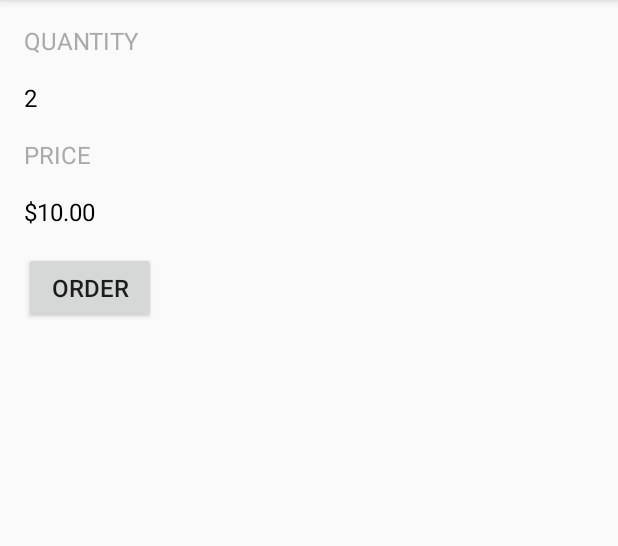
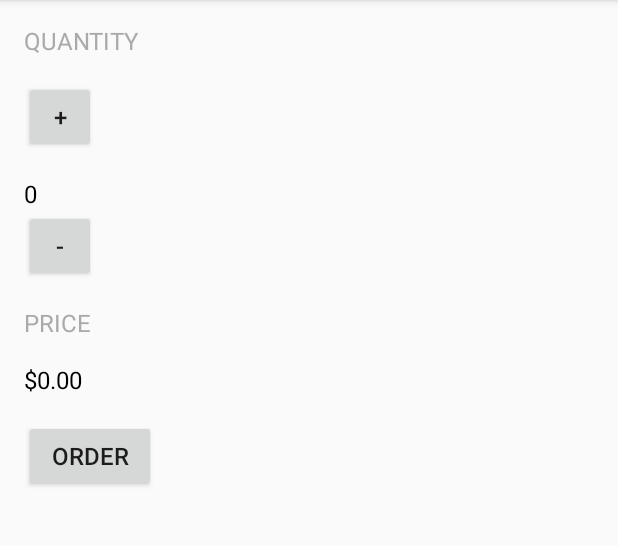
Before and after one commit to nayantiwariofficial/Android-Basics, an Android app: the screen it shows after launch (MainActivity), after a tap on "ORDER", on a phone screen of 412 x 824 dp, the part 84-630 px from its top. Run offline under Robolectric (Android 15) with nearby library versions, the phone set to English and light mode, and no system bars.

Commit message:
Updated code Udacity Just Java 2
Updated code Udacity Just Java 2

```diff
--- a/JustJava2/app/src/main/java/com/example/nayantiwari/justjava2/MainActivity.java
+++ b/JustJava2/app/src/main/java/com/example/nayantiwari/justjava2/MainActivity.java
@@ -1,6 +1,8 @@
 package com.example.nayantiwari.justjava2;
 
 import android.os.Bundle;
+import android.os.Message;
+import android.support.v4.app.NotificationCompat;
 import android.support.v7.app.AppCompatActivity;
 import android.view.View;
 import android.widget.TextView;
@@ -11,8 +13,7 @@ import java.text.NumberFormat;
  * This app displays an order form to order coffee.
  */
 public class MainActivity extends AppCompatActivity {
-    int a = 0;
-
+    int numberOfCoffees = 0;
     @Override
     protected void onCreate(Bundle savedInstanceState) {
         super.onCreate(savedInstanceState);
@@ -22,10 +23,26 @@ public class MainActivity extends AppCompatActivity {
     /**
      * This method is called when the order button is clicked.
      */
-    public void submitOrder(View view) {
-        display(2);
-        displayPrice(2*5);
+    public void submitOrders(View view) {
+        display(numberOfCoffees);
+        displayPrice( numberOfCoffees * 5);
+        numberOfCoffees = 0;
     }
+
+    public void addNumberOfCoffees(View view){
+        numberOfCoffees++;
+        display(numberOfCoffees);
+    }
+    public void removeNumberOfCoffees(View view){
+        if(numberOfCoffees > 0) {
+            numberOfCoffees--;
+            display(numberOfCoffees);
+        }
+        else{
+            numberOfCoffees = 0;
+        }
+    }
+
 
     /**
      * This method displays the given quantity value on the screen.
--- a/JustJava2/app/src/main/res/layout/activity_main.xml
+++ b/JustJava2/app/src/main/res/layout/activity_main.xml
@@ -17,6 +17,16 @@
         android:textColor="@android:color/darker_gray"
         android:textSize="16sp" />
 
+    <Button
+        android:id="@+id/button1"
+        android:layout_width="48dp"
+        android:layout_height="48dp"
+        android:layout_marginStart="16dp"
+        android:layout_marginTop="16dp"
+        android:onClick="addNumberOfCoffees"
+        android:text="@string/plus"
+        android:textSize="16sp" />
+
     <TextView
         android:id="@+id/quantity_text_view"
         android:layout_width="match_parent"
@@ -26,6 +36,16 @@
         android:text="@string/_0"
         android:textColor="@android:color/black"
         android:textSize="16sp"/>
+
+    <Button
+        android:id="@+id/button2"
+        android:layout_width="48dp"
+        android:layout_height="48dp"
+        android:layout_marginStart="16dp"
+        android:layout_marginEnd="16dp"
+        android:onClick="removeNumberOfCoffees"
+        android:text="@string/minus"
+        android:textSize="16sp" />
 
     <TextView
         android:id="@+id/textView2"
@@ -55,7 +75,7 @@
         android:layout_marginStart="16dp"
         android:layout_marginTop="16dp"
         android:layout_marginEnd="16dp"
-        android:onClick="submitOrder"
+        android:onClick="submitOrders"
         android:text="@string/order"
         android:textSize="16sp" />
 
--- a/JustJava2/app/src/main/res/values/strings.xml
+++ b/JustJava2/app/src/main/res/values/strings.xml
@@ -7,4 +7,6 @@
     <string name="order">Order</string>
     <string name="price">price</string>
     <string name="__0">$0</string>
+    <string name="plus">+</string>
+    <string name="minus">-</string>
 </resources>
```
